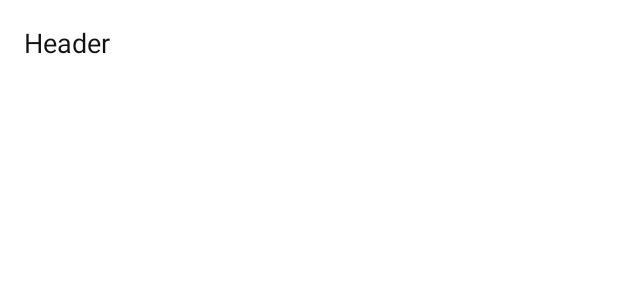
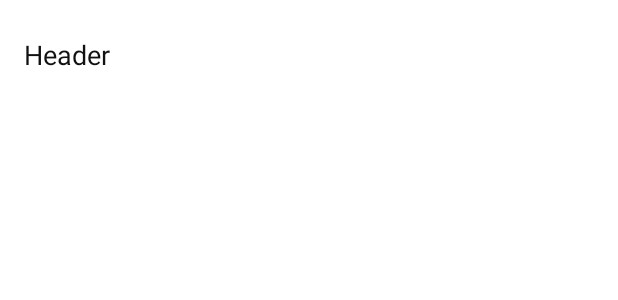
Before and after one commit to appt-org/screenreader-android, an Android app: the layout view_header.xml on its own in the app's theme, with its tools: preview values and no code run, on a phone screen of 412 x 824 dp. Shown: the top 300 px of the screen. Run offline under Robolectric (Android 15) with nearby library versions, the phone set to English and light mode, and no system bars.

Commit message:
Update text styling

```diff
--- a/app/src/main/java/app/screenreader/adapters/AdapterDelegates.kt
+++ b/app/src/main/java/app/screenreader/adapters/AdapterDelegates.kt
@@ -8,6 +8,7 @@ import androidx.core.view.AccessibilityDelegateCompat
 import androidx.core.view.ViewCompat
 import androidx.core.view.accessibility.AccessibilityNodeInfoCompat
 import androidx.core.view.setPadding
+import androidx.recyclerview.widget.RecyclerView
 import app.screenreader.R
 import app.screenreader.model.Item
 import app.screenreader.model.Training
@@ -43,8 +44,10 @@ fun textResourceAdapterDelegate() = adapterDelegate<Int, Any>(R.layout.view_text
 
         if (adapterPosition == 0) {
             textView.setPadding(marginMedium)
+        } else if (adapterPosition == -1) { // TODO: Replace -1 with last index
+            textView.setPadding(marginMedium)
         } else {
-            textView.setPadding(marginMedium, 0, marginMedium, marginMedium)
+            textView.setPadding(marginMedium, 0, marginMedium, marginSmall)
         }
     }
 }
--- a/app/src/main/res/layout/view_header.xml
+++ b/app/src/main/res/layout/view_header.xml
@@ -8,6 +8,6 @@
     android:background="@color/background"
     android:paddingStart="@dimen/margin_medium"
     android:paddingEnd="@dimen/margin_medium"
-    android:paddingTop="@dimen/margin_medium"
+    android:paddingTop="@dimen/margin_large"
     android:paddingBottom="@dimen/margin_small"
     tools:text="Header" />
--- a/app/src/main/res/values/dimens.xml
+++ b/app/src/main/res/values/dimens.xml
@@ -1,7 +1,7 @@
 <resources>
-    <dimen name="margin_small">4dp</dimen>
+    <dimen name="margin_small">8dp</dimen>
     <dimen name="margin_medium">16dp</dimen>
-    <dimen name="margin_large">32dp</dimen>
+    <dimen name="margin_large">24dp</dimen>
 
     <dimen name="stroke_width">10dp</dimen>
 </resources>
```
